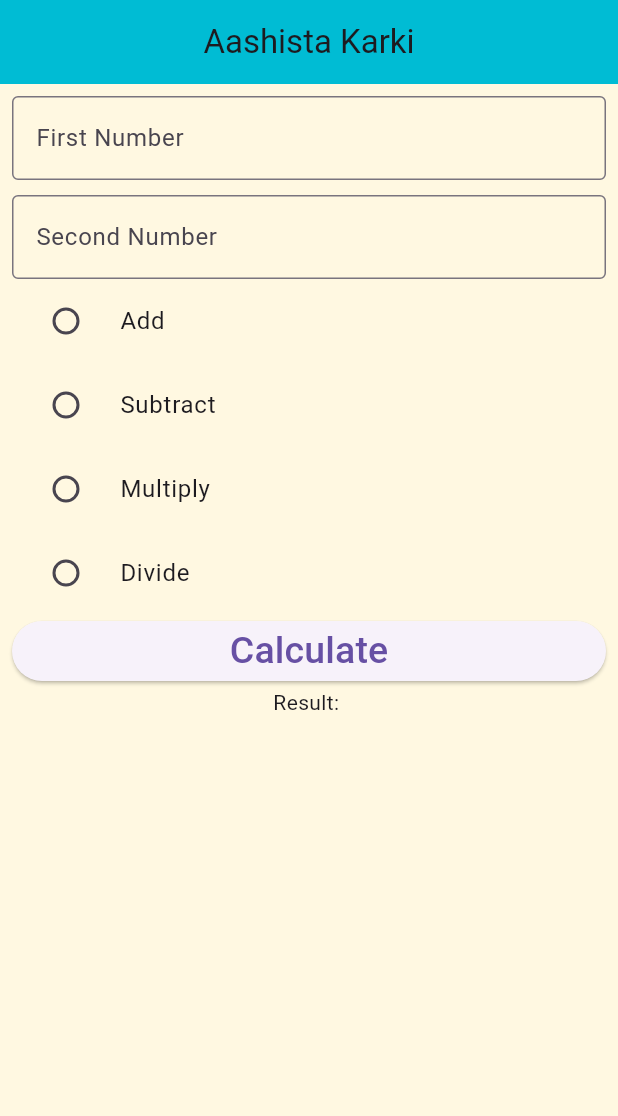
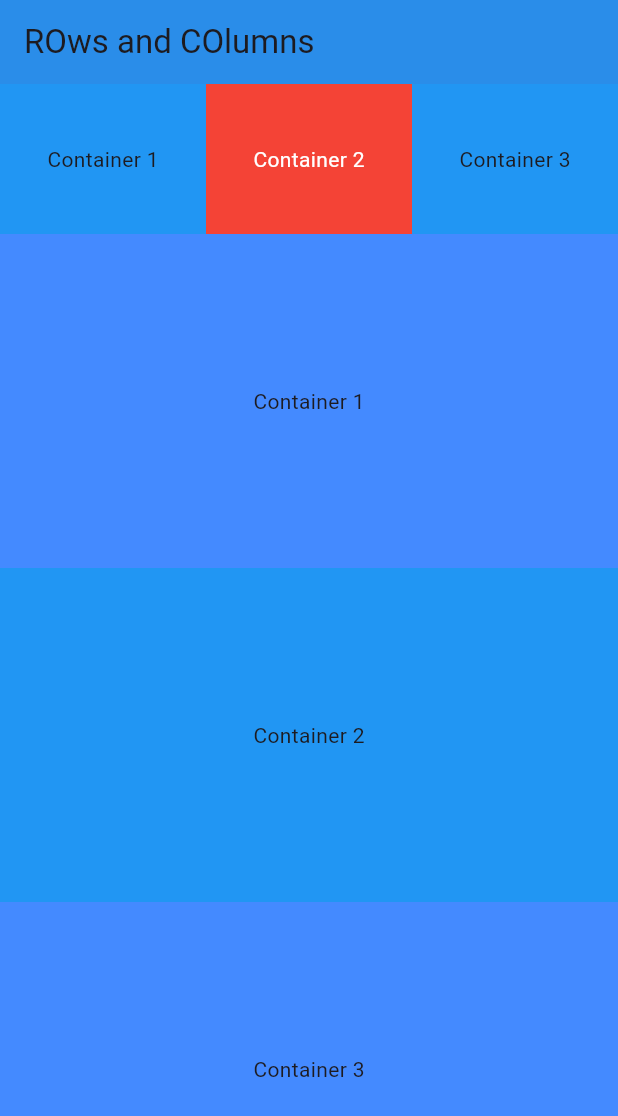
Before and after one commit to aasiskrk/flutter5thSem, a Flutter app: the screen it shows after launch, on a phone screen of 412 x 824 dp. Shown: the top 1116 px of the screen. Run offline on Flutter 3.47's test engine with Material 3 defaults, Android fonts, the phone set to English and light mode, and no system bars.

```diff
--- a/lib/app/app.dart
+++ b/lib/app/app.dart
@@ -1,4 +1,4 @@
-import 'package:class_app/screens/hw_today.dart';
+import 'package:class_app/screens/class_ui_screen.dart';
 import 'package:flutter/material.dart';
 
 class App extends StatelessWidget {
@@ -8,7 +8,7 @@ class App extends StatelessWidget {
   Widget build(BuildContext context) {
     return const MaterialApp(
       debugShowCheckedModeBanner: false,
-      home: RadioScreen(),
+      home: classUiScreen(),
     );
   }
 }
--- /dev/null
+++ b/lib/screens/class_ui_screen.dart
@@ -0,0 +1,81 @@
+import 'package:flutter/material.dart';
+
+class classUiScreen extends StatelessWidget {
+  const classUiScreen({super.key});
+
+  @override
+  Widget build(BuildContext context) {
+    return Scaffold(
+      appBar: AppBar(
+        title: const Text('ROws and COlumns'),
+        backgroundColor: Colors.blue,
+        elevation: 10,
+      ),
+      body: SafeArea(
+        child: Column(
+          children: [
+            Row(
+              children: [
+                Expanded(
+                  child: Container(
+                    alignment: Alignment.center,
+                    color: Colors.blue,
+                    height: 100,
+                    child: const Text('Container 1'),
+                  ),
+                ),
+                Expanded(
+                  child: Container(
+                    color: Colors.red,
+                    alignment: Alignment.center,
+                    height: 100,
+                    child: const Text(
+                      'Container 2',
+                      style: TextStyle(color: Colors.white),
+                    ),
+                  ),
+                ),
+                Expanded(
+                  child: Container(
+                    color: Colors.blue,
+                    alignment: Alignment.center,
+                    height: 100,
+                    child: const Text('Container 3'),
+                  ),
+                ),
+              ],
+            ),
+            Flexible(
+              fit: FlexFit.tight,
+              child: Container(
+                color: Colors.blueAccent,
+                alignment: Alignment.center,
+                width: double.infinity,
+                height: 500,
+                child: const Text('Container 1'),
+              ),
+            ),
+            Expanded(
+              child: Container(
+                alignment: Alignment.center,
+                color: Colors.blue,
+                width: double.infinity,
+                height: 500,
+                child: const Text('Container 2'),
+              ),
+            ),
+            Expanded(
+              child: Container(
+                color: Colors.blueAccent,
+                width: double.infinity,
+                alignment: Alignment.center,
+                height: 500,
+                child: const Text('Container 3'),
+              ),
+            )
+          ],
+        ),
+      ),
+    );
+  }
+}
```
Also changed, not shown: lib/common/snackbar.dart (added, +16 -0 lines), lib/screens/container_screen.dart (added, +62 -0 lines), lib/screens/flexible_expanded_screen.dart (added, +59 -0 lines), lib/screens/image_screen.dart (added, +10 -0 lines), lib/screens/list_tile_screen.dart (added, +10 -0 lines).
